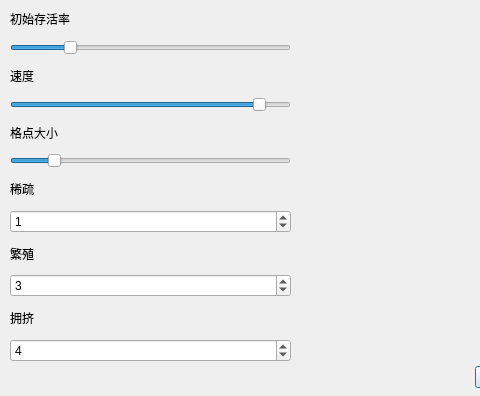
This is setting.ui in HirojiFukuyama/qt_PC2DM as Qt 5 draws it before an edit; both pictures show x 0 to 480 and y 159 to 555 of the 645 by 555 pixel window. The edited form follows.
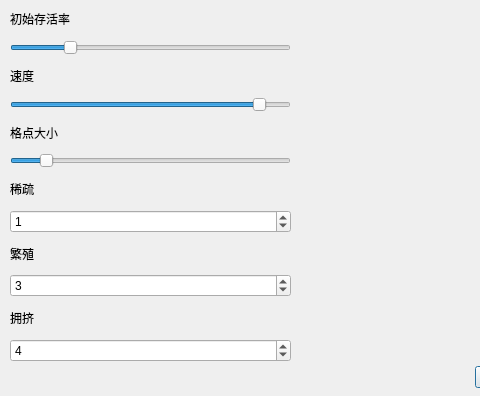
This is the edited form.

```diff
--- a/setting.ui
+++ b/setting.ui
@@ -169,7 +169,7 @@
     <item>
      <widget class="QSlider" name="gridSlider">
       <property name="minimum">
-       <number>1</number>
+       <number>2</number>
       </property>
       <property name="maximum">
        <number>30</number>
```
